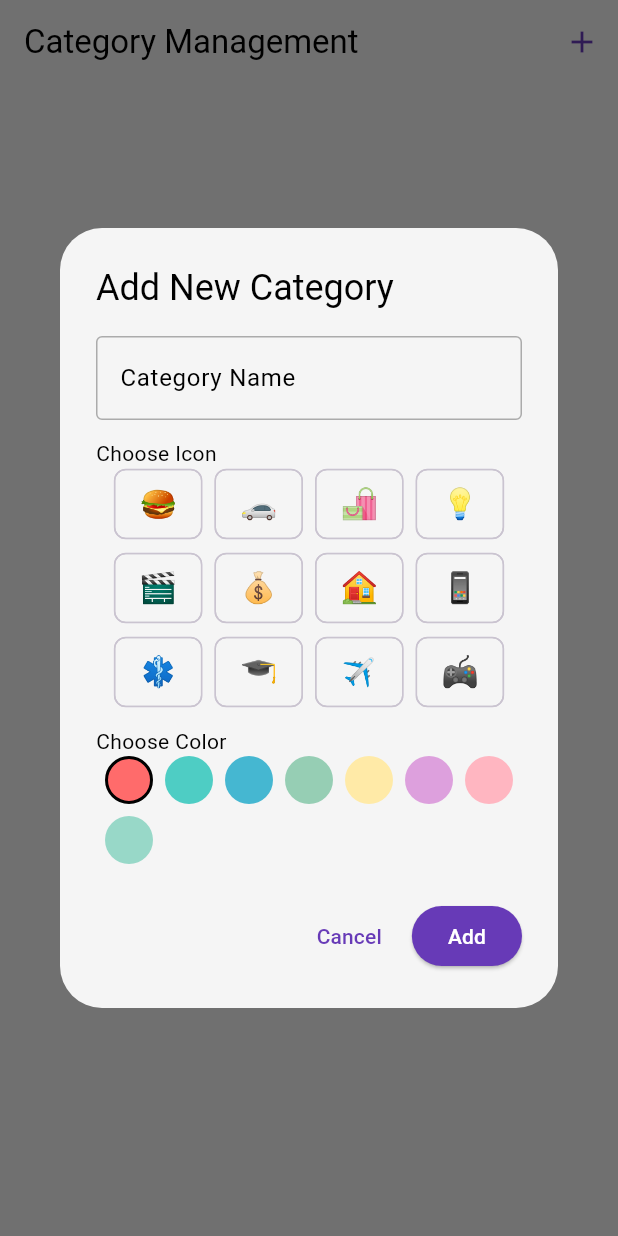
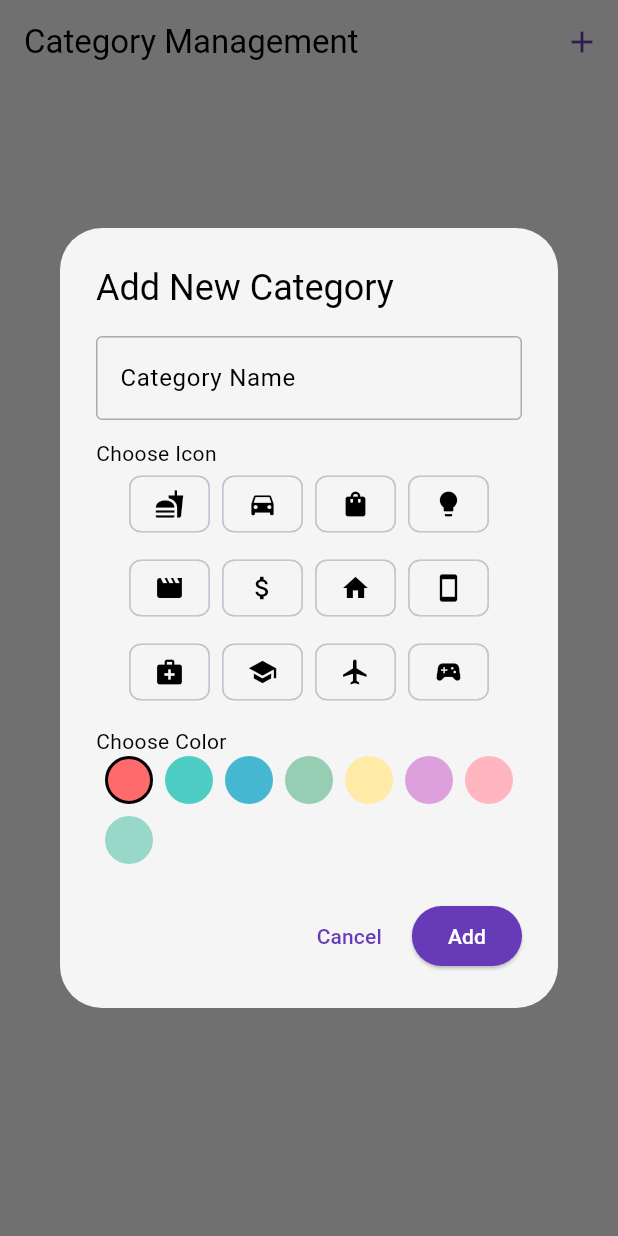
Before and after one commit to HAnh3112/mobile_final_project, a Flutter app: the CategoryManagementScreen screen opened directly, after a tap on the "add" icon, on a phone screen of 412 x 824 dp. Run offline on Flutter 3.47's test engine with Material 3 defaults, Android fonts, the phone set to English and light mode, and no system bars; our stand-ins replace fl_chart, month_picker_dialog.

Commit message:
Update lại icon cho category

```diff
--- a/lib/screens_Giap/category_management_screen.dart
+++ b/lib/screens_Giap/category_management_screen.dart
@@ -1,4 +1,3 @@
-// ... phần import và class Category không đổi
 import 'package:final_project/ThemeChanging_HaiAnh/current_theme.dart';
 import 'package:flutter/material.dart';
 import 'package:uuid/uuid.dart';
@@ -6,7 +5,7 @@ import 'package:uuid/uuid.dart';
 class Category {
   final String id;
   final String name;
-  final String icon;
+  final IconData icon;
   final Color color;
 
   Category({
@@ -16,7 +15,7 @@ class Category {
     required this.color,
   });
 
-  Category copyWith({String? name, String? icon, Color? color}) {
+  Category copyWith({String? name, IconData? icon, Color? color}) {
     return Category(
       id: id,
       name: name ?? this.name,
@@ -38,22 +37,22 @@ class _CategoryManagementScreenState extends State<CategoryManagementScreen> {
   final List<Category> _categories = [];
   final TextEditingController _nameController = TextEditingController();
 
-  String? _selectedIcon;
+  IconData? _selectedIcon;
   Color _selectedColor = const Color(0xFFFF6B6B);
 
-  final List<String> commonIcons = [
-    '🍔',
-    '🚗',
-    '🛍️',
-    '💡',
-    '🎬',
-    '💰',
-    '🏠',
-    '📱',
-    '⚕️',
-    '🎓',
-    '✈️',
-    '🎮',
+  final List<IconData> commonIcons = [
+    Icons.fastfood,        // Đồ ăn nhanh
+    Icons.directions_car,  // Xe hơi
+    Icons.shopping_bag,    // Mua sắm
+    Icons.lightbulb,       // Điện / ý tưởng
+    Icons.movie,           // Xem phim
+    Icons.attach_money,    // Tiền bạc
+    Icons.home,            // Nhà
+    Icons.smartphone,      // Điện thoại
+    Icons.medical_services, // Y tế
+    Icons.school,          // Giáo dục
+    Icons.flight,          // Du lịch
+    Icons.sports_esports,  // Game
   ];
 
   final List<Color> commonColors = [
@@ -122,14 +121,12 @@ class _CategoryManagementScreenState extends State<CategoryManagementScreen> {
                     );
 
                     return RawChip(
-                      label: Text(
+                      label: Icon(
                         icon,
-                        style: TextStyle(
-                          fontSize: 20,
-                          color: isSelected
-                              ? Colors.white
-                              : theme.main_text_color,
-                        ),
+                        size: 20,
+                        color: isSelected
+                            ? Colors.white
+                            : theme.main_text_color,
                       ),
                       selected: isSelected,
                       onSelected: isUsedByOther
@@ -140,7 +137,7 @@ class _CategoryManagementScreenState extends State<CategoryManagementScreen> {
                       selectedColor: Colors.lightBlueAccent,
                       backgroundColor: theme.background_color,
                       disabledColor: Colors.grey[300],
-                      showCheckmark: false, //
+                      showCheckmark: false,
                       shape: RoundedRectangleBorder(
                         borderRadius: BorderRadius.circular(8),
                       ),
@@ -286,7 +283,11 @@ class _CategoryManagementScreenState extends State<CategoryManagementScreen> {
               child: Column(
                 mainAxisSize: MainAxisSize.min,
                 children: [
-                  Text("📂", style: TextStyle(fontSize: 48)),
+                  Icon(
+                    Icons.folder_open,
+                    size: 48,
+                    color: theme.sub_text_color,
+                  ),
                   Text(
                     "No Categories Yet",
                     style: TextStyle(
@@ -314,7 +315,11 @@ class _CategoryManagementScreenState extends State<CategoryManagementScreen> {
                   child: ListTile(
                     leading: CircleAvatar(
                       backgroundColor: category.color,
-                      child: Text(category.icon),
+                      child: Icon(
+                        category.icon,
+                        color: Colors.white,
+                        size: 20,
+                      ),
                     ),
                     title: Text(
                       category.name,
```
